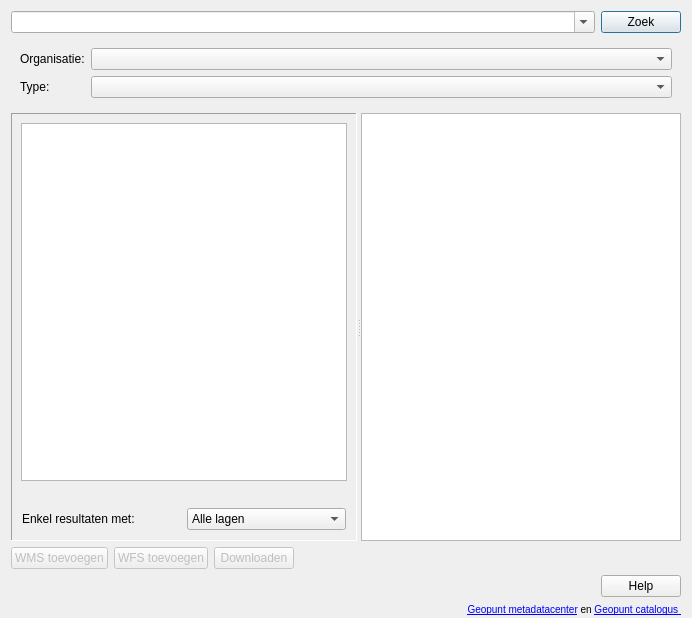
The window that ui_geopunt4QgisDataCatalog.ui (warrieka/geopunt4Qgis) describes before a commit, drawn with Qt 5.
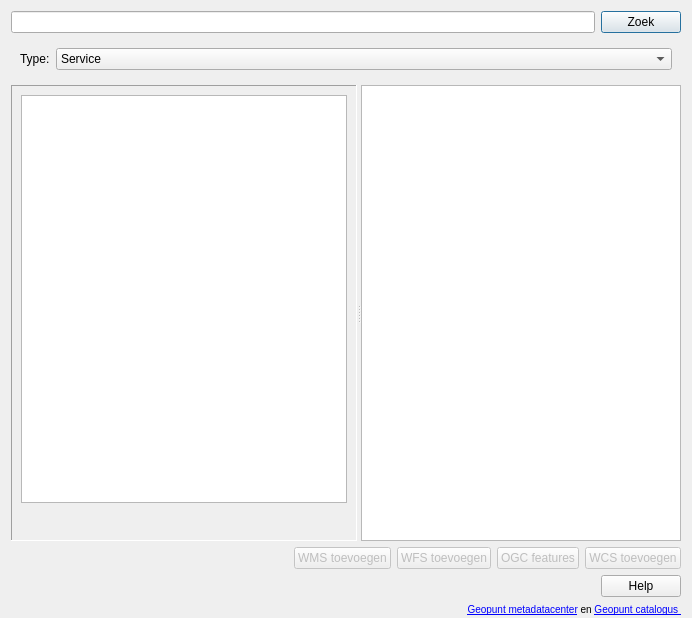
The same window after the commit. Icons and pictures are not drawn.

The edit to the form file:
```diff
--- a/ui_geopunt4QgisDataCatalog.ui
+++ b/ui_geopunt4QgisDataCatalog.ui
@@ -17,7 +17,7 @@
    </size>
   </property>
   <property name="windowTitle">
-   <string>Geopunt-catalogus</string>
+   <string>Datavindplaats</string>
   </property>
   <property name="windowIcon">
    <iconset resource="resources.qrc">
@@ -30,15 +30,9 @@
    <item>
     <layout class="QHBoxLayout" name="horizontalLayout">
      <item>
-      <widget class="QComboBox" name="zoekTxt">
-       <property name="sizePolicy">
-        <sizepolicy hsizetype="Expanding" vsizetype="Fixed">
-         <horstretch>0</horstretch>
-         <verstretch>0</verstretch>
-        </sizepolicy>
-       </property>
-       <property name="editable">
-        <bool>true</bool>
+      <widget class="QLineEdit" name="zoekTxt">
+       <property name="clearButtonEnabled">
+        <bool>false</bool>
        </property>
       </widget>
      </item>
@@ -80,41 +74,6 @@
      </property>
      <layout class="QGridLayout" name="gridLayout">
       <item row="4" column="1">
-       <widget class="QComboBox" name="organisatiesCbx">
-        <property name="sizePolicy">
-         <sizepolicy hsizetype="Expanding" vsizetype="Fixed">
-          <horstretch>0</horstretch>
-          <verstretch>0</verstretch>
-         </sizepolicy>
-        </property>
-        <property name="sizeIncrement">
-         <size>
-          <width>0</width>
-          <height>0</height>
-         </size>
-        </property>
-        <property name="sizeAdjustPolicy">
-         <enum>QComboBox::AdjustToContents</enum>
-        </property>
-        <property name="frame">
-         <bool>true</bool>
-        </property>
-       </widget>
-      </item>
-      <item row="5" column="0">
-       <widget class="QLabel" name="typeLbl">
-        <property name="sizePolicy">
-         <sizepolicy hsizetype="Minimum" vsizetype="Minimum">
-          <horstretch>0</horstretch>
-          <verstretch>0</verstretch>
-         </sizepolicy>
-        </property>
-        <property name="text">
-         <string>Type:</string>
-        </property>
-       </widget>
-      </item>
-      <item row="5" column="1">
        <widget class="QComboBox" name="typeCbx">
         <property name="sizePolicy">
          <sizepolicy hsizetype="Expanding" vsizetype="Fixed">
@@ -134,10 +93,25 @@
         <property name="frame">
          <bool>true</bool>
         </property>
+        <item>
+         <property name="text">
+          <string>Service</string>
+         </property>
+        </item>
+        <item>
+         <property name="text">
+          <string>Dataset</string>
+         </property>
+        </item>
+        <item>
+         <property name="text">
+          <string>Alles</string>
+         </property>
+        </item>
        </widget>
       </item>
       <item row="4" column="0">
-       <widget class="QLabel" name="organisatiesLbl">
+       <widget class="QLabel" name="typeLbl">
         <property name="sizePolicy">
          <sizepolicy hsizetype="Minimum" vsizetype="Minimum">
           <horstretch>0</horstretch>
@@ -145,7 +119,7 @@
          </sizepolicy>
         </property>
         <property name="text">
-         <string>Organisatie:</string>
+         <string>Type:</string>
         </property>
        </widget>
       </item>
@@ -213,18 +187,9 @@
        </item>
        <item>
         <widget class="QLabel" name="countLbl">
-         <property name="sizePolicy">
-          <sizepolicy hsizetype="MinimumExpanding" vsizetype="Preferred">
-           <horstretch>0</horstretch>
-           <verstretch>0</verstretch>
-          </sizepolicy>
-         </property>
          <property name="text">
           <string/>
          </property>
-         <property name="alignment">
-          <set>Qt::AlignCenter</set>
-         </property>
         </widget>
        </item>
        <item>
@@ -248,37 +213,6 @@
           <property name="bottomMargin">
            <number>1</number>
           </property>
-          <item>
-           <widget class="QLabel" name="label">
-            <property name="text">
-             <string>Enkel resultaten met:</string>
-            </property>
-           </widget>
-          </item>
-          <item>
-           <widget class="QComboBox" name="modelFilterCbx">
-            <item>
-             <property name="text">
-              <string>Alle lagen</string>
-             </property>
-            </item>
-            <item>
-             <property name="text">
-              <string>WMS</string>
-             </property>
-            </item>
-            <item>
-             <property name="text">
-              <string>WFS</string>
-             </property>
-            </item>
-            <item>
-             <property name="text">
-              <string>Download</string>
-             </property>
-            </item>
-           </widget>
-          </item>
          </layout>
         </widget>
        </item>
@@ -299,6 +233,19 @@
    </item>
    <item>
     <layout class="QHBoxLayout" name="horizontalLayout_2">
+     <item>
+      <spacer name="horizontalSpacer">
+       <property name="orientation">
+        <enum>Qt::Horizontal</enum>
+       </property>
+       <property name="sizeHint" stdset="0">
+        <size>
+         <width>40</width>
+         <height>20</height>
+        </size>
+       </property>
+      </spacer>
+     </item>
      <item>
       <widget class="QPushButton" name="addWMSbtn">
        <property name="enabled">
@@ -340,34 +287,32 @@
       </widget>
      </item>
      <item>
-      <widget class="QPushButton" name="DLbtn">
+      <widget class="QPushButton" name="ogcAPIbtn">
        <property name="enabled">
         <bool>false</bool>
        </property>
        <property name="text">
-        <string>Downloaden</string>
+        <string>OGC features</string>
        </property>
        <property name="icon">
         <iconset resource="resources.qrc">
-         <normaloff>:/plugins/geopunt4Qgis/images/zip.png</normaloff>:/plugins/geopunt4Qgis/images/zip.png</iconset>
-       </property>
-       <property name="autoDefault">
-        <bool>false</bool>
+         <normaloff>:/plugins/geopunt4Qgis/images/Wfs.png</normaloff>:/plugins/geopunt4Qgis/images/Wfs.png</iconset>
        </property>
       </widget>
      </item>
      <item>
-      <spacer name="horizontalSpacer">
-       <property name="orientation">
-        <enum>Qt::Horizontal</enum>
+      <widget class="QPushButton" name="addWCSbtn">
+       <property name="enabled">
+        <bool>false</bool>
        </property>
-       <property name="sizeHint" stdset="0">
-        <size>
-         <width>40</width>
-         <height>20</height>
-        </size>
+       <property name="text">
+        <string>WCS toevoegen</string>
        </property>
-      </spacer>
+       <property name="icon">
+        <iconset resource="resources.qrc">
+         <normaloff>:/plugins/geopunt4Qgis/images/WcsLayer.png</normaloff>:/plugins/geopunt4Qgis/images/WcsLayer.png</iconset>
+       </property>
+      </widget>
      </item>
     </layout>
    </item>
```
